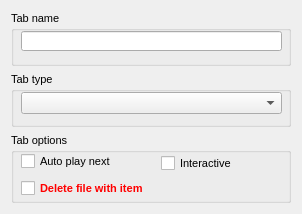
First picture: the form in dialogs/tabdialog.ui, repository jeyboy/playo3, before the edit.
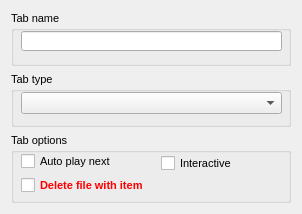
Second picture: the form after the edit.

```diff
--- a/dialogs/tabdialog.ui
+++ b/dialogs/tabdialog.ui
@@ -133,9 +133,9 @@
       <property name="geometry">
        <rect>
         <x>10</x>
-        <y>40</y>
+        <y>42</y>
         <width>261</width>
-        <height>31</height>
+        <height>21</height>
        </rect>
       </property>
       <property name="font">
```
